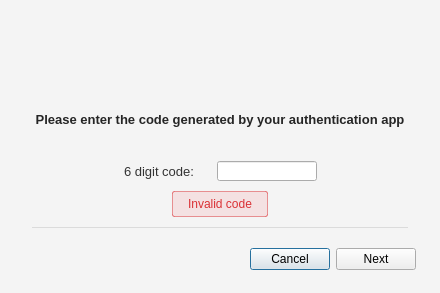
Old version of the form src/MEGASync/gui/macx/Login2FA.ui in the repository meganz/MEGAsync.
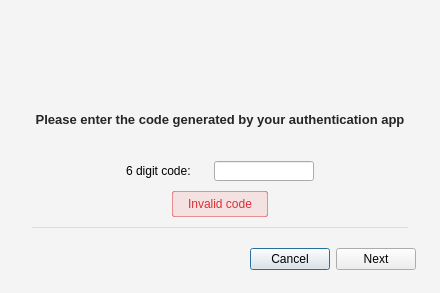
New version of the form. Icons and pictures are not drawn. Custom widgets are drawn as their Qt base class.

Commit message: Added lost authenticator device help advice at 2FA login

```diff
--- a/src/MEGASync/gui/macx/Login2FA.ui
+++ b/src/MEGASync/gui/macx/Login2FA.ui
@@ -47,7 +47,7 @@
 	border-radius: 2px;
 	background-color: rgba(240,55,58,0.1);
     padding: 6px 12px 6px 12px;
-    font-family: &quot;SF UI Text&quot;;
+    font-family: &quot;Source Sans Pro&quot;;
     font-size: 12px;
     color:  #DA3135;
 }
@@ -60,11 +60,11 @@
     font-weight: 500;
 }
 
-#lCode
+#lLostAuthCode
 {
-	color: #333333;
+    color: #666666;
 	font-family: &quot;SF UI Text&quot;;
-	font-size: 13px;
+	font-size: 11px;
 }</string>
   </property>
   <layout class="QVBoxLayout" name="verticalLayout_2">
@@ -554,6 +554,14 @@
    </item>
   </layout>
  </widget>
+ <customwidgets>
+  <customwidget>
+   <class>CocoaHelpButton</class>
+   <extends>QWidget</extends>
+   <header location="global">CocoaHelpButton.h</header>
+   <container>1</container>
+  </customwidget>
+ </customwidgets>
  <tabstops>
   <tabstop>leCode</tabstop>
   <tabstop>bNext</tabstop>
```
Left out of the diff: 57 changed lines with no effect on the pictures. The commit also changes 4 other files.
